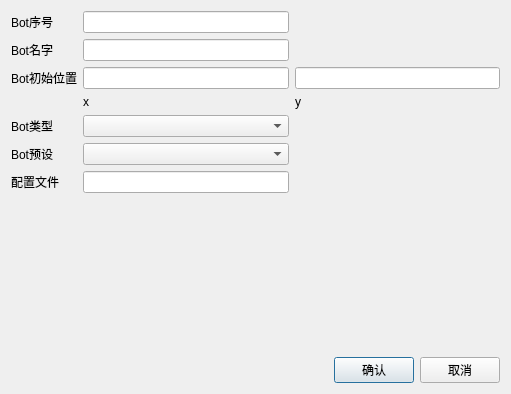
This is dialogbotsettings.ui in LiJiabo/GameMapGeneration as Qt 5 draws it before an edit. The edited form follows.
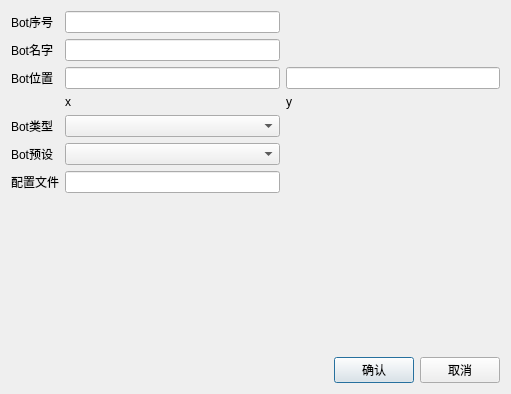
This is the edited form.

Patch:
```diff
--- a/dialogbotsettings.ui
+++ b/dialogbotsettings.ui
@@ -55,7 +55,7 @@
      <item row="2" column="0">
       <widget class="QLabel" name="label_2">
        <property name="text">
-        <string>Bot初始位置</string>
+        <string>Bot位置</string>
        </property>
       </widget>
      </item>
```
Left out of the diff: 14 changed lines with no effect on the pictures.
